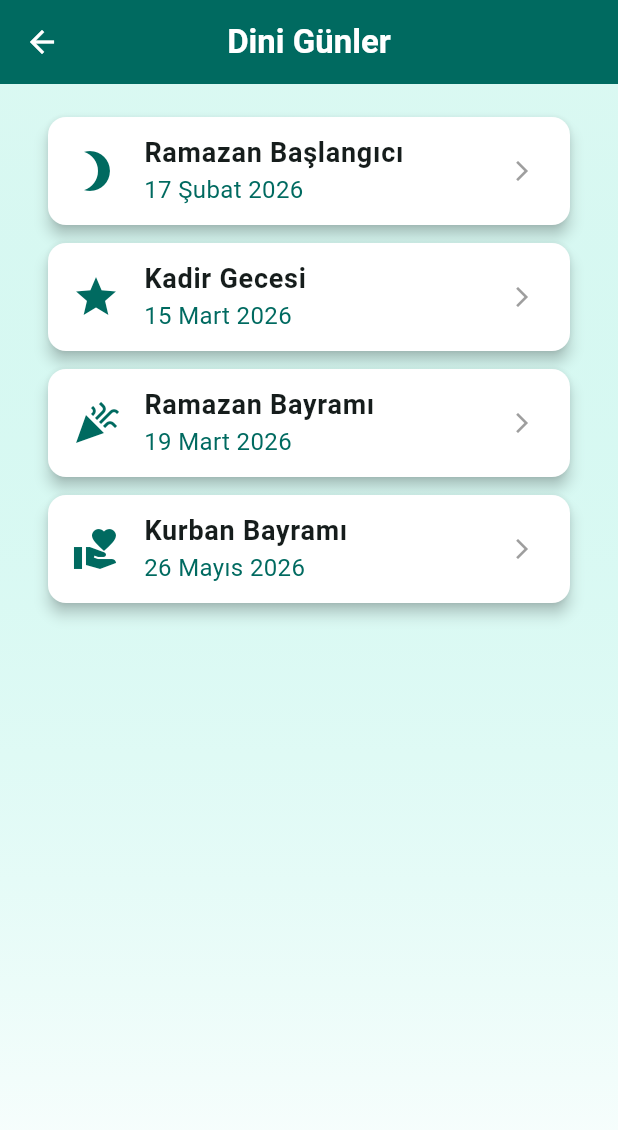
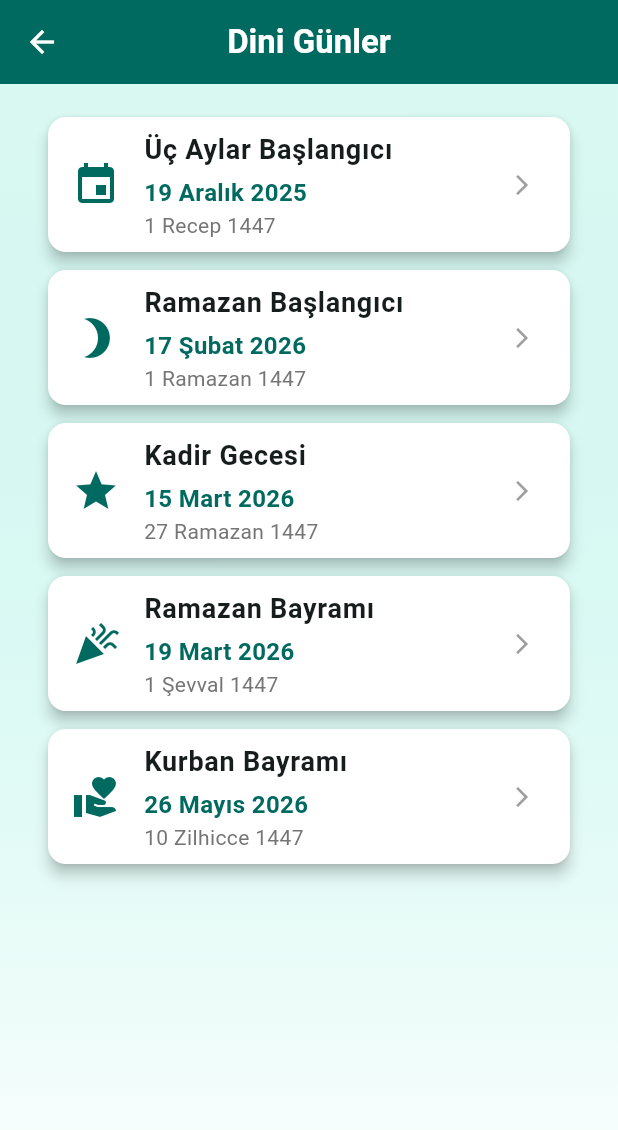
Before and after one commit to muaviyemalik/namaz_vakitleri, a Flutter app: the OzelGunlerSayfasi screen opened directly, on a phone screen of 412 x 824 dp. Shown: the top 1130 px of the screen. Run offline on Flutter 3.47's test engine with Material 3 defaults, Android fonts, the phone set to English and light mode, and no system bars; our stand-ins replace geocoding, geolocator.

Commit message:
Hicri Takvim Eklendi ve Hatalar Giderildi

```diff
--- a/lib/main.dart
+++ b/lib/main.dart
@@ -413,26 +413,37 @@ class OzelGunlerSayfasi extends StatelessWidget {
     String sahteJsonResponse = '''
     [
       {
+        "isim": "Üç Aylar Başlangıcı",
+        "tarih": "19 Aralık 2025",
+        "hicriTarih": "1 Recep 1447",
+        "aciklama": "Recep, Şaban ve Ramazan aylarını kapsayan manevi iklimin başlangıcıdır.",
+        "ikon": "calendar_month"
+      },
+      {
         "isim": "Ramazan Başlangıcı",
         "tarih": "17 Şubat 2026",
+        "hicriTarih": "1 Ramazan 1447",
         "aciklama": "On bir ayın sultanı, oruç ibadetinin yerine getirildiği mübarek aydır.",
         "ikon": "brightness_3"
       },
       {
         "isim": "Kadir Gecesi",
         "tarih": "15 Mart 2026",
+        "hicriTarih": "27 Ramazan 1447",
         "aciklama": "Kur'an-ı Kerim'in indirildiği, bin aydan daha hayırlı olan gecedir.",
         "ikon": "star"
       },
       {
         "isim": "Ramazan Bayramı",
         "tarih": "19 Mart 2026",
+        "hicriTarih": "1 Şevval 1447",
         "aciklama": "Oruç ibadetinin ardından Müslümanların sevincini paylaştığı günlerdir.",
         "ikon": "celebration"
       },
       {
         "isim": "Kurban Bayramı",
         "tarih": "26 Mayıs 2026",
+        "hicriTarih": "10 Zilhicce 1447",
         "aciklama": "Yardımlaşma ve dayanışmanın zirveye çıktığı bayramdır.",
         "ikon": "volunteer_activism"
       }
@@ -502,7 +513,7 @@ class OzelGunlerSayfasi extends StatelessWidget {
                   DiniGun oAnkiGun = gelenListe[index];
 
                   // Ve kartımıza gönderiyoruz
-                  return _gunKarti(context, oAnkiGun.isim, oAnkiGun.tarih, oAnkiGun.ikon, oAnkiGun.aciklama);
+                  return _gunKarti(context, oAnkiGun.isim, oAnkiGun.tarih, oAnkiGun.hicriTarih, oAnkiGun.ikon, oAnkiGun.aciklama);
                 },
               );
             }
@@ -514,21 +525,30 @@ class OzelGunlerSayfasi extends StatelessWidget {
     );
   }
 
-  // --- KART VE PANEL KODLARI AYNEN KORUNDU ---
-  Widget _gunKarti(BuildContext context, String isim, String tarih, IconData ikon, String aciklama) {
+  // --- KART TASARIMI (GÜNCELLENDİ) ---
+  Widget _gunKarti(BuildContext context, String isim, String tarih, String hicriTarih, IconData ikon, String aciklama) {
     return Card(
       color: Colors.white,
       child: ListTile(
         leading: Icon(ikon, color: Theme.of(context).colorScheme.primary, size: 32),
         title: Text(isim, style: const TextStyle(fontSize: 18, fontWeight: FontWeight.bold)),
-        subtitle: Text(tarih, style: TextStyle(fontSize: 16, color: Theme.of(context).colorScheme.primary)),
+        // YENİ: Alt başlık (subtitle) kısmında artık alt alta iki yazı göstermek için Column kullanıyoruz.
+        subtitle: Column(
+          crossAxisAlignment: CrossAxisAlignment.start, // Yazıları sola yasla
+          children: [
+            const SizedBox(height: 4), // İsimle tarih arasına minik bir boşluk
+            Text(tarih, style: TextStyle(fontSize: 16, color: Theme.of(context).colorScheme.primary, fontWeight: FontWeight.bold)),
+            Text(hicriTarih, style: TextStyle(fontSize: 14, color: Colors.grey.shade600)), // İstediğin gri ve biraz daha küçük fontlu hicri tarih
+          ],
+        ),
         trailing: const Icon(Icons.arrow_forward_ios, size: 16, color: Colors.grey),
-        onTap: () => _altPanelAc(context, isim, tarih, aciklama, ikon),
+        onTap: () => _altPanelAc(context, isim, tarih, hicriTarih, aciklama, ikon),
       ),
     );
   }
 
-  void _altPanelAc(BuildContext context, String isim, String tarih, String aciklama, IconData ikon) {
+  // --- DETAY PANELİ TASARIMI (GÜNCELLENDİ) ---
+  void _altPanelAc(BuildContext context, String isim, String tarih, String hicriTarih, String aciklama, IconData ikon) {
     showModalBottomSheet(
       context: context,
       isScrollControlled: true,
@@ -545,7 +565,10 @@ class OzelGunlerSayfasi extends StatelessWidget {
               const SizedBox(height: 16),
               Text(isim, style: const TextStyle(fontSize: 24, fontWeight: FontWeight.bold), textAlign: TextAlign.center),
               const SizedBox(height: 8),
-              Text(tarih, style: TextStyle(fontSize: 16, color: Theme.of(context).colorScheme.primary, fontWeight: FontWeight.bold)),
+              Text(tarih, style: TextStyle(fontSize: 18, color: Theme.of(context).colorScheme.primary, fontWeight: FontWeight.bold)),
+              const SizedBox(height: 4),
+              // Panelin içine de hicri tarihi ekliyoruz
+              Text(hicriTarih, style: TextStyle(fontSize: 16, color: Colors.grey.shade600)),
               const Divider(height: 32, thickness: 1),
               Text(aciklama, style: const TextStyle(fontSize: 16, height: 1.5), textAlign: TextAlign.center),
               const SizedBox(height: 32),
@@ -568,19 +591,19 @@ class OzelGunlerSayfasi extends StatelessWidget {
     );
   }
 }
-
 // --- YENİ EKLENEN: VERİ MODELİ (DTO) ---
+// --- VERİ MODELİ (GÜNCELLENDİ: Hicri Tarih Eklendi) ---
+// --- VERİ MODELİ (GÜNCELLENDİ: Hicri Tarih Eklendi) ---
 class DiniGun {
   final String isim;
   final String tarih;
+  final String hicriTarih; // YENİ: Hicri tarihi tutacak değişken
   final String aciklama;
   final IconData ikon;
 
-  DiniGun({required this.isim, required this.tarih, required this.aciklama, required this.ikon});
+  DiniGun({required this.isim, required this.tarih, required this.hicriTarih, required this.aciklama, required this.ikon});
 
-  // Gelen JSON sözlüğünü (Map) Dart nesnesine dönüştüren yapıcı metot.
   factory DiniGun.fromJson(Map<String, dynamic> json) {
-    // API'den ikon ismi string ("star") olarak geleceği için onu Flutter ikonuna çeviriyoruz.
     IconData seciliIkon = Icons.event;
     if (json['ikon'] == 'brightness_3') seciliIkon = Icons.brightness_3;
     if (json['ikon'] == 'star') seciliIkon = Icons.star;
@@ -590,6 +613,7 @@ class DiniGun {
     return DiniGun(
       isim: json['isim'],
       tarih: json['tarih'],
+      hicriTarih: json['hicriTarih'], // YENİ: JSON'dan gelen hicri tarihi alıyoruz
       aciklama: json['aciklama'],
       ikon: seciliIkon,
     );
```
